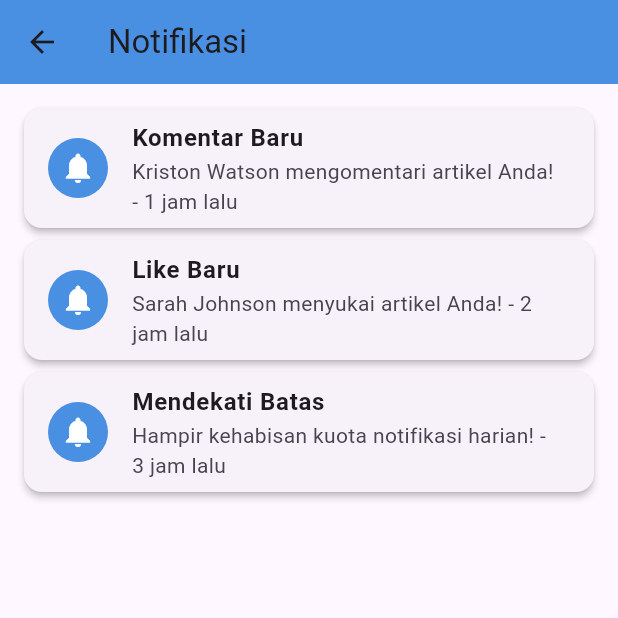
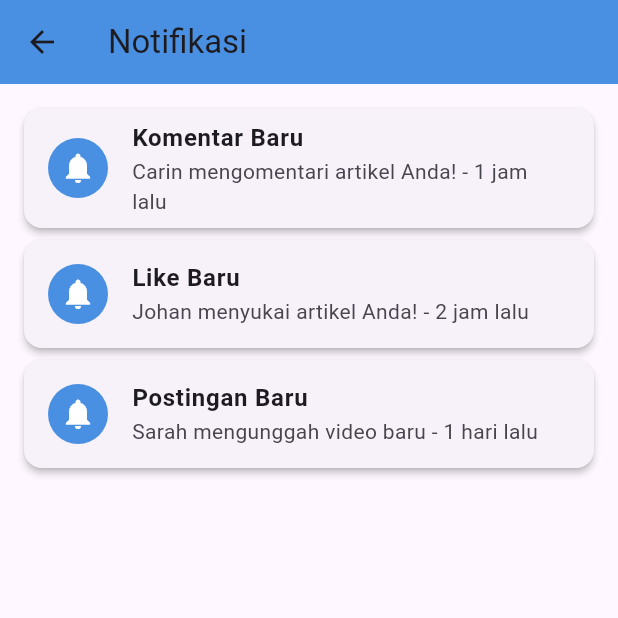
Before and after one commit to carinzuleyka/literasi_akhlak, a Flutter app: the NotificationScreen screen opened directly, on a phone screen of 412 x 824 dp, the top half of it. Run offline on Flutter 3.47's test engine with Material 3 defaults, Android fonts, the light colour scheme and no system bars.

Commit message:
perbaikan teks

```diff
--- a/lib/screens/home_screens.dart
+++ b/lib/screens/home_screens.dart
@@ -12,7 +12,7 @@ class MyApp extends StatelessWidget {
   @override
   Widget build(BuildContext context) {
     return MaterialApp(
-      title: 'Social Mate',
+      title: 'BacainSebelas',
       theme: ThemeData(
         primarySwatch: Colors.blue,
         scaffoldBackgroundColor: const Color(0xFFF8FAFC),
--- a/lib/screens/notification_screen.dart
+++ b/lib/screens/notification_screen.dart
@@ -7,9 +7,9 @@ class NotificationScreen extends StatelessWidget {
   Widget build(BuildContext context) {
     // Data dummy untuk notifikasi
     final List<Map<String, String>> notifications = [
-      {'title': 'Komentar Baru', 'message': 'Kriston Watson mengomentari artikel Anda!', 'time': '1 jam lalu'},
-      {'title': 'Like Baru', 'message': 'Sarah Johnson menyukai artikel Anda!', 'time': '2 jam lalu'},
-      {'title': 'Mendekati Batas', 'message': 'Hampir kehabisan kuota notifikasi harian!', 'time': '3 jam lalu'},
+      {'title': 'Komentar Baru', 'message': 'Carin mengomentari artikel Anda!', 'time': '1 jam lalu'},
+      {'title': 'Like Baru', 'message': 'Johan menyukai artikel Anda!', 'time': '2 jam lalu'},
+      {'title': 'Postingan Baru', 'message': 'Sarah mengunggah video baru', 'time': '1 hari lalu'},
     ];
 
     return Scaffold(
--- a/lib/screens/profile_screen.dart
+++ b/lib/screens/profile_screen.dart
@@ -129,7 +129,7 @@ class _ProfileScreenState extends State<ProfileScreen> with SingleTickerProvider
                             ),
                             const SizedBox(height: 4),
                             Text(
-                              'Google Certified UX/UI Designer',
+                              'Pelajar',
                               style: TextStyle(
                                 fontSize: 12,
                                 color: Colors.grey[500],
@@ -551,9 +551,9 @@ class ProfileSettingsScreen extends StatelessWidget {
                   // Form Fields
                   _buildTextField('Nama', 'Kriston Watshon'),
                   const SizedBox(height: 16),
-                  _buildTextField('Email', 'kriston@example.com'),
+                  _buildTextField('Email', 'kriston@gmail.com'),
                   const SizedBox(height: 16),
-                  _buildTextField('Kelas', 'XII IPA 1'),
+                  _buildTextField('Kelas', '12 RPL 2'),
                   const SizedBox(height: 16),
                   _buildTextField('No Telp', '+62 812 3456 7890'),
                 ],
@@ -780,7 +780,7 @@ class AboutAppScreen extends StatelessWidget {
                       border: Border.all(color: Colors.grey[300]!),
                     ),
                     child: const Text(
-                      'Aplikasi pembelajaran interaktif yang dirancang khusus untuk siswa SMA. Menyediakan berbagai fitur seperti materi pembelajaran, kuis, diskusi, dan tracking progress belajar. Dengan interface yang user-friendly dan konten yang berkualitas, aplikasi ini membantu siswa mencapai potensi akademik terbaik mereka.',
+                      'BacainSebelas adalah aplikasi literasi akhlak yang dikembangkan oleh siswa/i SMK sebagai wadah untuk memperluas wawasan, menumbuhkan minat baca, serta mempererat nilai-nilai akhlak mulia melalui artikel, resensi buku, dan video edukatif. Dengan fitur interaktif dan komunitas literasi, pengguna dapat belajar bersama, berdiskusi, dan menemukan inspirasi setiap hari.',
                       style: TextStyle(
                         fontSize: 14,
                         color: Colors.black87,
```
